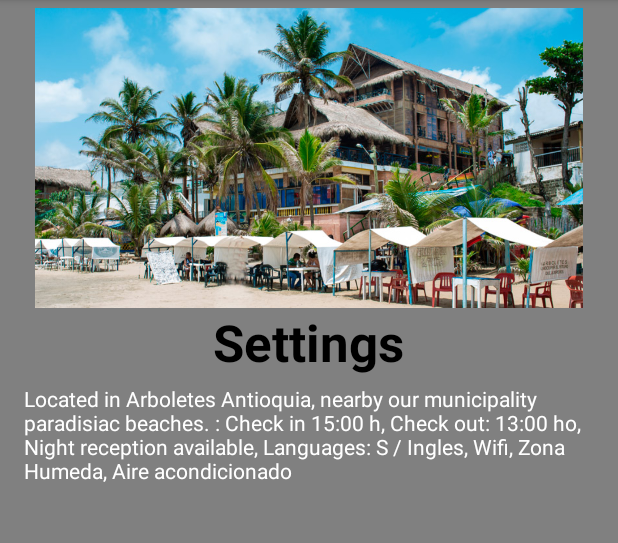
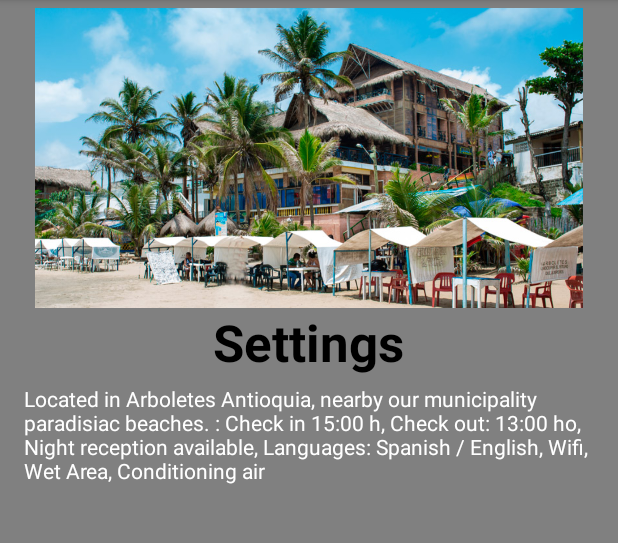
Before and after one commit to grajant/ArboletesTuristico, an Android app: the DetailsActivity screen opened directly, with no data from a screen before it, on a phone screen of 412 x 824 dp, the part 84-627 px from its top. Run offline under Robolectric (Android 15) with nearby library versions, the phone set to English and light mode, and no system bars; libraries missing offline, so code that uses them is left out: com.bluejamesbond.text; 3 statements that could not run were skipped.

Commit message:
Modify strings

```diff
--- a/app/src/main/res/values/strings.xml
+++ b/app/src/main/res/values/strings.xml
@@ -43,15 +43,15 @@
     <string name="hotel_mirador">BOUTIQUE EL MIRADOR</string>
     <!-- TODO add new strings on english language -->
     <string name="h_mirador_description">
-        Located in Arboletes Antioquia, nearby our municipality paradisiac beaches. : Check in 15:00 h, Check out: 13:00 ho, Night reception available, Languages: S / Ingles, Wifi, Zona Humeda, Aire acondicionado
+        Located in Arboletes Antioquia, nearby our municipality paradisiac beaches. : Check in 15:00 h, Check out: 13:00 ho, Night reception available, Languages: Spanish / English, Wifi, Wet Area, Conditioning air
     </string>
     <string name="h_mirador_short_info">
         Located in Arboletes Antioquia, nearby our municipality paradisiac beaches...
     </string>
     <string name="hotel_riviera">RIVIERA DEL SOL</string>
     <string name="h_riviera_description">
-        Riviera del Sol, Hotel SPA, el hotel por excelencia del corazón caribe antioqueño, tiene el gusto de
-        ofrecer el mejor servicio de alojamiento y diversión en la Región Caribe del departamento de Antioquia,
+        Riviera del Sol, Hotel SPA, hotel par excellence of "corazón caribe antioqueño", has the pleassure
+        to provide the best accommodation and entertainment service a del departamento de Antioquia,
         estratégicamente ubicado a la entrada del municipio de Arboletes frente al Mar, con la mejor atención e instalaciones.
     </string>
     <string name="h_riviera_short_info">
```
